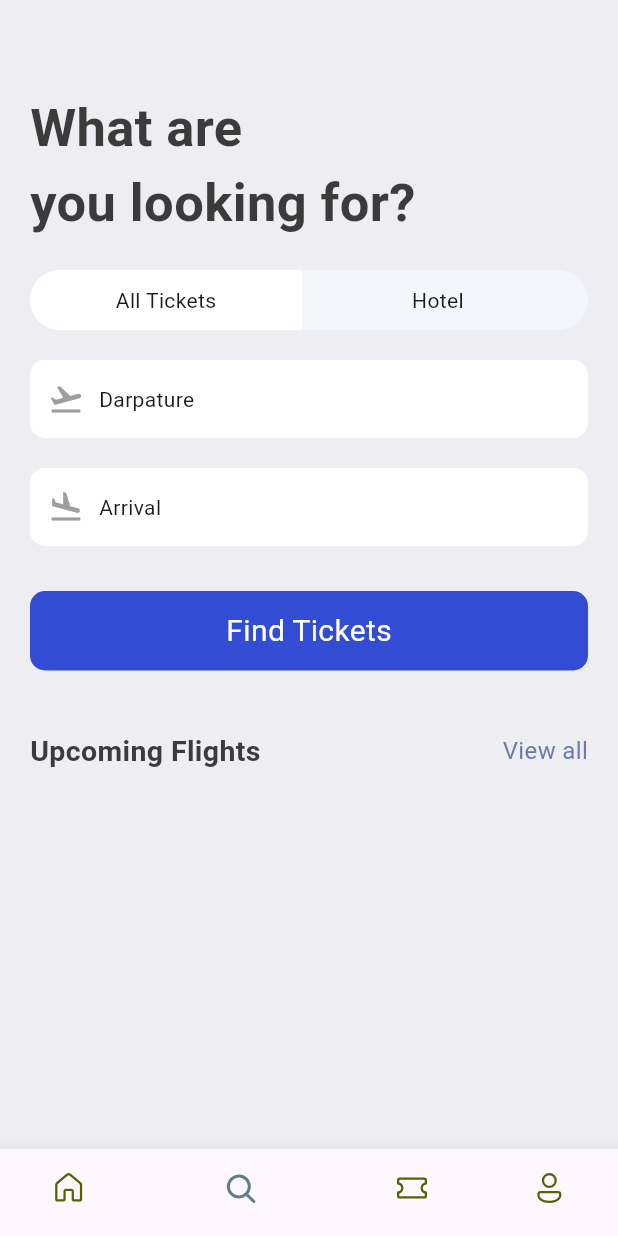
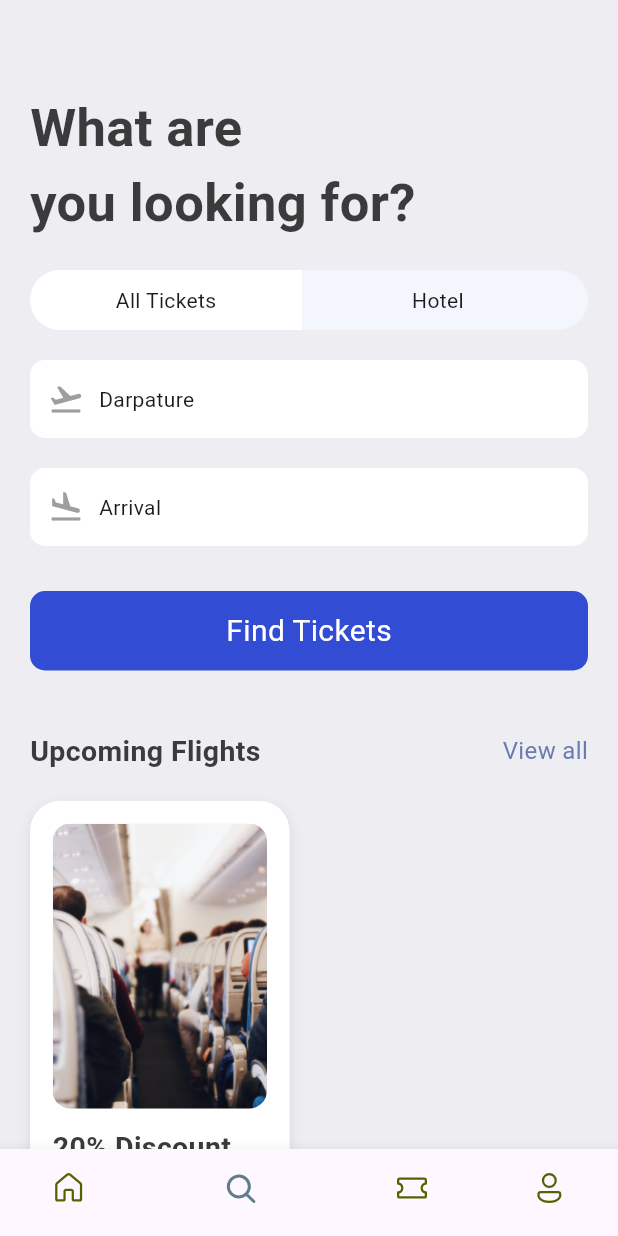
Before and after one commit to amsadeeq/ticket-app, a Flutter app: the screen it shows after launch, item 2 of the bottom bar chosen, on a phone screen of 412 x 824 dp. Run offline on Flutter 3.47's test engine with Material 3 defaults, Android fonts, the phone set to English and light mode, and no system bars; our stand-ins replace fluentui_icons.

Commit message:
Search screen

```diff
--- a/lib/base/res/media.dart
+++ b/lib/base/res/media.dart
@@ -4,4 +4,5 @@ class AppMedia {
   static const hotelRoom = "$_baseImage/hotel_room.png";
   static const cityRoom = "$_baseImage/city_view.png";
   static const poolView = "$_baseImage/pool_view.png";
+  static const planeSit = "$_baseImage/plane_sit.jpg";
 }
--- a/lib/screens/search/search_screen.dart
+++ b/lib/screens/search/search_screen.dart
@@ -1,4 +1,5 @@
 import 'package:flutter/material.dart';
+import 'package:ticket_app/base/res/media.dart';
 import 'package:ticket_app/base/res/styles/app_styles.dart';
 import 'package:ticket_app/base/utils/app_routes.dart';
 import 'package:ticket_app/base/widgets/app_double_text.dart';
@@ -11,6 +12,7 @@ class SearchScreen extends StatelessWidget {
 
   @override
   Widget build(BuildContext context) {
+    final size = MediaQuery.of(context).size;
     return Scaffold(
       backgroundColor: AppStyles.bgColor,
       body: ListView(
@@ -27,9 +29,51 @@ class SearchScreen extends StatelessWidget {
           const FindTickets(),
           const SizedBox(height: 40),
           AppDoubleText(
-              bigText: 'Upcoming Flights',
-              smallText: 'View all',
-              func: () => Navigator.pushNamed(context, AppRoutes.allTickets)),
+            bigText: 'Upcoming Flights',
+            smallText: 'View all',
+            func: () => Navigator.pushNamed(context, AppRoutes.allTickets),
+          ),
+          const SizedBox(height: 20),
+          Row(
+            children: [
+              Container(
+                width: size.width * 0.42,
+                padding:
+                    const EdgeInsets.symmetric(horizontal: 15, vertical: 15),
+                decoration: BoxDecoration(
+                  color: Colors.white,
+                  borderRadius: BorderRadius.circular(20),
+                  boxShadow: [
+                    BoxShadow(
+                      color: Colors.grey.withOpacity(0.2),
+                      spreadRadius: 1,
+                      blurRadius: 5,
+                      offset: const Offset(0, 3),
+                    ),
+                  ],
+                ),
+                child: Column(
+                  children: [
+                    Container(
+                      height: 190,
+                      decoration: BoxDecoration(
+                        color: Colors.grey.withOpacity(0.1),
+                        borderRadius: BorderRadius.circular(12),
+                        image: const DecorationImage(
+                          image: AssetImage(AppMedia.planeSit),
+                          fit: BoxFit.cover,
+                        ),
+                      ),
+                    ),
+                    const SizedBox(height: 12),
+                    Text(
+                        "20% Discount on the early booking of this flights. Don't miss the chance",
+                        style: AppStyles.headLineStyle2),
+                  ],
+                ),
+              ),
+            ],
+          ),
         ],
       ),
     );
```
Also changed, not shown: lib/base/bottom_nav_bar.dart (line endings or trailing spaces).
